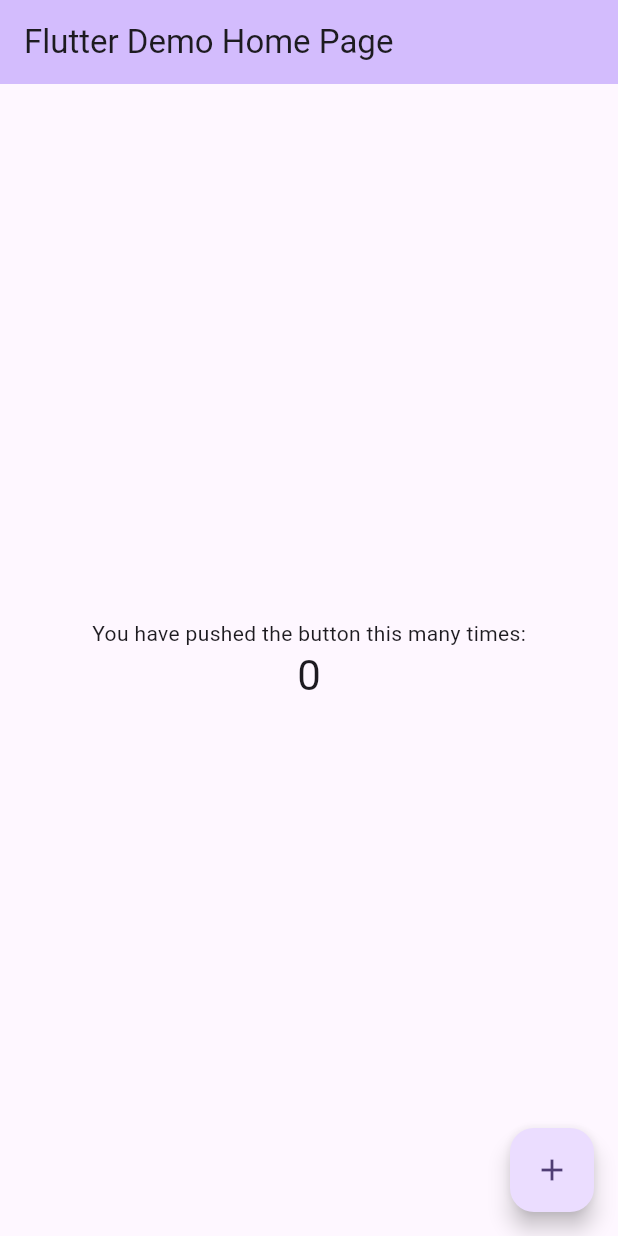
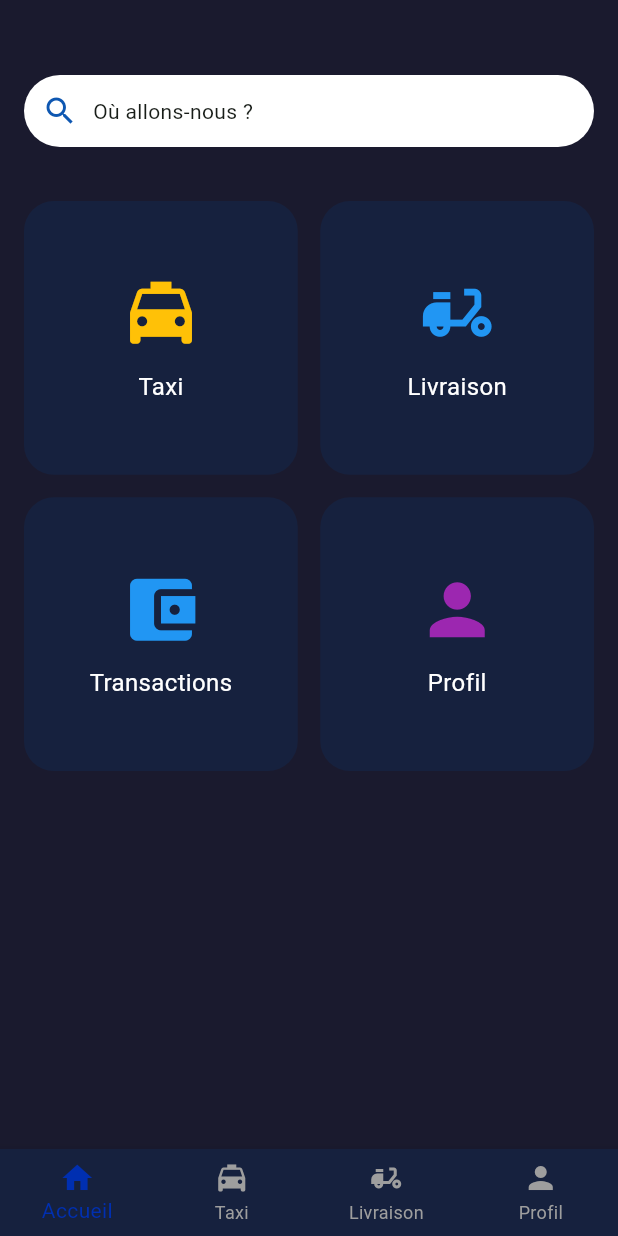
Before and after one commit to GRACE-OF-GOD/work_zem, a Flutter app: the screen it shows after launch, on a phone screen of 412 x 824 dp. Run offline on Flutter 3.47's test engine with Material 3 defaults, Android fonts, the phone set to English and light mode, and no system bars.

Commit message:
feat:ajout de page

```diff
--- /dev/null
+++ b/lib/ecran_accueil.dart
@@ -0,0 +1,332 @@
+import 'package:flutter/material.dart';
+
+class EcranAccueil extends StatelessWidget {
+  const EcranAccueil({super.key});
+
+  @override
+  Widget build(BuildContext context) {
+    return Scaffold(
+      backgroundColor: const Color(0xFF1A1A2E),
+
+      body: Column(
+        children: [
+
+          const SizedBox(height: 50),
+
+          // 🔍 BARRE DE RECHERCHE
+          Container(
+            margin: const EdgeInsets.symmetric(horizontal: 16),
+            padding: const EdgeInsets.all(12),
+            decoration: BoxDecoration(
+              color: Colors.white,
+              borderRadius: BorderRadius.circular(30),
+            ),
+            child: const Row(
+              children: [
+                Icon(Icons.search, color: Color.fromARGB(255, 14, 87, 177)),
+                SizedBox(width: 10),
+                Text("Où allons-nous ?"),
+              ],
+            ),
+          ),
+
+          const SizedBox(height: 20),
+
+          // 🧩 SERVICES
+          Expanded(
+            child: Padding(
+              padding: const EdgeInsets.all(16),
+              child: GridView.count(
+                crossAxisCount: 2,
+                crossAxisSpacing: 15,
+                mainAxisSpacing: 15,
+                children: [
+
+                  _card(
+                    context,
+                    Icons.local_taxi,
+                    "Taxi",
+                    Colors.amber,
+                    () {
+                      _snack(context, "Taxi");
+                    },
+                  ),
+
+                  _card(
+                    context,
+                    Icons.delivery_dining,
+                    "Livraison",
+                    Colors.blue,
+                    () {
+                      _snack(context, "Livraison");
+                    },
+                  ),
+
+                  _card(
+                    context,
+                    Icons.account_balance_wallet,
+                    "Transactions",
+                    Colors.blue,
+                    () {
+                      Navigator.push(
+                        context,
+                        MaterialPageRoute(
+                          builder: (_) => const PageTransactions(),
+                        ),
+                      );
+                    },
+                  ),
+
+                  _card(
+                    context,
+                    Icons.person,
+                    "Profil",
+                    Colors.purple,
+                    () {
+                      _snack(context, "Profil");
+                    },
+                  ),
+                ],
+              ),
+            ),
+          ),
+        ],
+      ),
+
+      // 🔻 NAV BAR
+      bottomNavigationBar: BottomNavigationBar(
+        backgroundColor: const Color(0xFF16213E),
+        selectedItemColor: const Color.fromARGB(255, 0, 47, 177),
+        unselectedItemColor: Colors.grey,
+        type: BottomNavigationBarType.fixed,
+        items: const [
+          BottomNavigationBarItem(icon: Icon(Icons.home), label: "Accueil"),
+          BottomNavigationBarItem(icon: Icon(Icons.local_taxi), label: "Taxi"),
+          BottomNavigationBarItem(icon: Icon(Icons.delivery_dining), label: "Livraison"),
+          BottomNavigationBarItem(icon: Icon(Icons.person), label: "Profil"),
+        ],
+      ),
+    );
+  }
+
+  Widget _card(
+    BuildContext context,
+    IconData icon,
+    String title,
+    Color color,
+    VoidCallback onTap,
+  ) {
+    return InkWell(
+      onTap: onTap,
+      child: Container(
+        decoration: BoxDecoration(
+          color: const Color(0xFF16213E),
+          borderRadius: BorderRadius.circular(20),
+        ),
+        child: Column(
+          mainAxisAlignment: MainAxisAlignment.center,
+          children: [
+            Icon(icon, color: color, size: 55),
+            const SizedBox(height: 10),
+            Text(
+              title,
+              style: const TextStyle(color: Colors.white, fontSize: 16),
+            )
+          ],
+        ),
+      ),
+    );
+  }
+
+  void _snack(BuildContext context, String text) {
+    ScaffoldMessenger.of(context).showSnackBar(
+      SnackBar(content: Text(text)),
+    );
+  }
+}
+
+
+class PageTransactions extends StatelessWidget {
+  const PageTransactions({super.key});
+
+  @override
+  Widget build(BuildContext context) {
+    return Scaffold(
+      backgroundColor: const Color(0xFF1A1A2E),
+      appBar: AppBar(title: const Text("Transactions")),
+
+      body: Padding(
+        padding: const EdgeInsets.all(20),
+        child: Column(
+          children: [
+
+            Container(
+              width: double.infinity,
+              padding: const EdgeInsets.all(20),
+              decoration: BoxDecoration(
+                color: Colors.blue,
+                borderRadius: BorderRadius.circular(20),
+              ),
+              child: const Column(
+                children: [
+                  Text("SOLDE", style: TextStyle(color: Colors.white)),
+                  SizedBox(height: 10),
+                  Text(
+                    "25 000 FCFA",
+                    style: TextStyle(
+                      color: Colors.white,
+                      fontSize: 28,
+                      fontWeight: FontWeight.bold,
+                    ),
+                  ),
+                ],
+              ),
+            ),
+
+            const SizedBox(height: 30),
+
+            ElevatedButton(
+              onPressed: () {
+                Navigator.push(
+                  context,
+                  MaterialPageRoute(builder: (_) => const PageDepot()),
+                );
+              },
+              child: const Text("Dépôt"),
+            ),
+
+            const SizedBox(height: 15),
+
+            ElevatedButton(
+              onPressed: () {
+                Navigator.push(
+                  context,
+                  MaterialPageRoute(builder: (_) => const PageRetrait()),
+                );
+              },
+              child: const Text("Retrait"),
+            ),
+          ],
+        ),
+      ),
+    );
+  }
+}
+
+
+class PageDepot extends StatefulWidget {
+  const PageDepot({super.key});
+
+  @override
+  State<PageDepot> createState() => _PageDepotState();
+}
+
+class _PageDepotState extends State<PageDepot> {
+  final controller = TextEditingController();
+  String methode = "Flooz";
+
+  @override
+  Widget build(BuildContext context) {
+    return Scaffold(
+      appBar: AppBar(title: const Text("Dépôt")),
+
+      body: Padding(
+        padding: const EdgeInsets.all(20),
+        child: Column(
+          children: [
+
+            TextField(
+              controller: controller,
+              keyboardType: TextInputType.number,
+              decoration: const InputDecoration(labelText: "Montant"),
+            ),
+
+            RadioListTile(
+              value: "Flooz",
+              groupValue: methode,
+              onChanged: (v) => setState(() => methode = v!),
+              title: const Text("Flooz"),
+            ),
+
+            RadioListTile(
+              value: "TMoney",
+              groupValue: methode,
+              onChanged: (v) => setState(() => methode = v!),
+              title: const Text("TMoney"),
+            ),
+
+            ElevatedButton(
+              onPressed: () {
+                ScaffoldMessenger.of(context).showSnackBar(
+                  SnackBar(
+                    content: Text("Dépôt ${controller.text} via $methode"),
+                  ),
+                );
+              },
+              child: const Text("Valider"),
+            ),
+          ],
+        ),
+      ),
+    );
+  }
+}
+
+
+class PageRetrait extends StatefulWidget {
+  const PageRetrait({super.key});
+
+  @override
+  State<PageRetrait> createState() => _PageRetraitState();
+}
+
+class _PageRetraitState extends State<PageRetrait> {
+  final controller = TextEditingController();
+  String methode = "Flooz";
+
+  @override
+  Widget build(BuildContext context) {
+    return Scaffold(
+      appBar: AppBar(title: const Text("Retrait")),
+
+      body: Padding(
+        padding: const EdgeInsets.all(20),
+        child: Column(
+          children: [
+
+            TextField(
+              controller: controller,
+              keyboardType: TextInputType.number,
+              decoration: const InputDecoration(labelText: "Montant"),
+            ),
+
+            RadioListTile(
+              value: "Flooz",
+              groupValue: methode,
+              onChanged: (v) => setState(() => methode = v!),
+              title: const Text("Flooz"),
+            ),
+
+            RadioListTile(
+              value: "TMoney",
+              groupValue: methode,
+              onChanged: (v) => setState(() => methode = v!),
+              title: const Text("TMoney"),
+            ),
+
+            ElevatedButton(
+              onPressed: () {
+                ScaffoldMessenger.of(context).showSnackBar(
+                  SnackBar(
+                    content: Text("Retrait ${controller.text} via $methode"),
+                  ),
+                );
+              },
+              child: const Text("Valider"),
+            ),
+          ],
+        ),
+      ),
+    );
+  }
+}
--- a/lib/main.dart
+++ b/lib/main.dart
@@ -1,4 +1,5 @@
-import 'package:flutter/material.dart';
+ import 'package:flutter/material.dart';
+import 'ecran_accueil.dart';
 
 void main() {
   runApp(const MyApp());
@@ -7,116 +8,26 @@ void main() {
 class MyApp extends StatelessWidget {
   const MyApp({super.key});
 
-  // This widget is the root of your application.
   @override
   Widget build(BuildContext context) {
     return MaterialApp(
-      title: 'Flutter Demo',
+      debugShowCheckedModeBanner: false,
+      title: 'WorkZem Wallet',
+
       theme: ThemeData(
-        // This is the theme of your application.
-        //
-        // TRY THIS: Try running your application with "flutter run". You'll see
-        // the application has a purple toolbar. Then, without quitting the app,
-        // try changing the seedColor in the colorScheme below to Colors.green
-        // and then invoke "hot reload" (save your changes or press the "hot
-        // reload" button in a Flutter-supported IDE, or press "r" if you used
-        // the command line to start the app).
-        //
-        // Notice that the counter didn't reset back to zero; the application
-        // state is not lost during the reload. To reset the state, use hot
-        // restart instead.
-        //
-        // This works for code too, not just values: Most code changes can be
-        // tested with just a hot reload.
-        colorScheme: .fromSeed(seedColor: Colors.deepPurple),
+        useMaterial3: true,
+        colorScheme: ColorScheme.fromSeed(
+          seedColor: const Color(0xFF00B14F),
+        ),
+
+        appBarTheme: const AppBarTheme(
+          backgroundColor: Color(0xFF16213E),
+          foregroundColor: Colors.white,
+          centerTitle: true,
+        ),
       ),
-      home: const MyHomePage(title: 'Flutter Demo Home Page'),
+
+      home: const EcranAccueil(),
     );
   }
 }
-
-class MyHomePage extends StatefulWidget {
-  const MyHomePage({super.key, required this.title});
-
-  // This widget is the home page of your application. It is stateful, meaning
-  // that it has a State object (defined below) that contains fields that affect
-  // how it looks.
-
-  // This class is the configuration for the state. It holds the values (in this
-  // case the title) provided by the parent (in this case the App widget) and
-  // used by the build method of the State. Fields in a Widget subclass are
-  // always marked "final".
-
-  final String title;
-
-  @override
-  State<MyHomePage> createState() => _MyHomePageState();
-}
-
-class _MyHomePageState extends State<MyHomePage> {
-  int _counter = 0;
-
-  void _incrementCounter() {
-    setState(() {
-      // This call to setState tells the Flutter framework that something has
-      // changed in this State, which causes it to rerun the build method below
-      // so that the display can reflect the updated values. If we changed
-      // _counter without calling setState(), then the build method would not be
-      // called again, and so nothing would appear to happen.
-      _counter++;
-    });
-  }
-
-  @override
-  Widget build(BuildContext context) {
-    // This method is rerun every time setState is called, for instance as done
-    // by the _incrementCounter method above.
-    //
-    // The Flutter framework has been optimized to make rerunning build methods
-    // fast, so that you can just rebuild anything that needs updating rather
-    // than having to individually change instances of widgets.
-    return Scaffold(
-      appBar: AppBar(
-        // TRY THIS: Try changing the color here to a specific color (to
-        // Colors.amber, perhaps?) and trigger a hot reload to see the AppBar
-        // change color while the other colors stay the same.
-        backgroundColor: Theme.of(context).colorScheme.inversePrimary,
-        // Here we take the value from the MyHomePage object that was created by
-        // the App.build method, and use it to set our appbar title.
-        title: Text(widget.title),
-      ),
-      body: Center(
-        // Center is a layout widget. It takes a single child and positions it
-        // in the middle of the parent.
-        child: Column(
-          // Column is also a layout widget. It takes a list of children and
-          // arranges them vertically. By default, it sizes itself to fit its
-          // children horizontally, and tries to be as tall as its parent.
-          //
-          // Column has various properties to control how it sizes itself and
-          // how it positions its children. Here we use mainAxisAlignment to
-          // center the children vertically; the main axis here is the vertical
-          // axis because Columns are vertical (the cross axis would be
-          // horizontal).
-          //
-          // TRY THIS: Invoke "debug painting" (choose the "Toggle Debug Paint"
-          // action in the IDE, or press "p" in the console), to see the
-          // wireframe for each widget.
-          mainAxisAlignment: .center,
-          children: [
-            const Text('You have pushed the button this many times:'),
-            Text(
-              '$_counter',
-              style: Theme.of(context).textTheme.headlineMedium,
-            ),
-          ],
-        ),
-      ),
-      floatingActionButton: FloatingActionButton(
-        onPressed: _incrementCounter,
-        tooltip: 'Increment',
-        child: const Icon(Icons.add),
-      ),
-    );
-  }
-}
```
